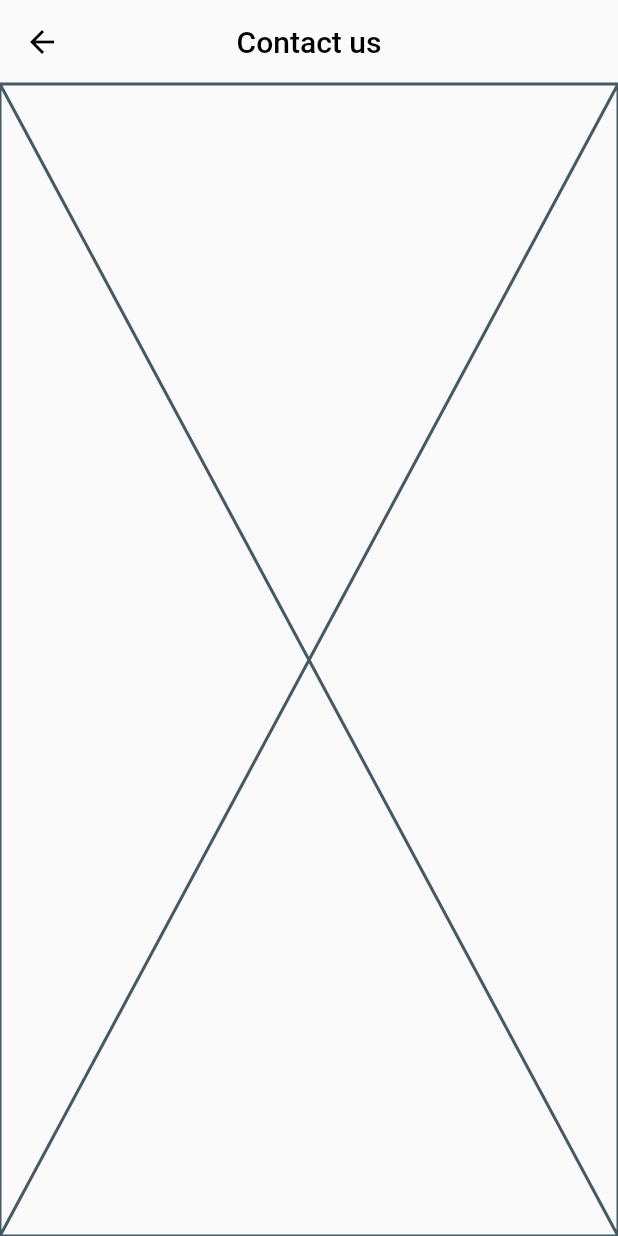
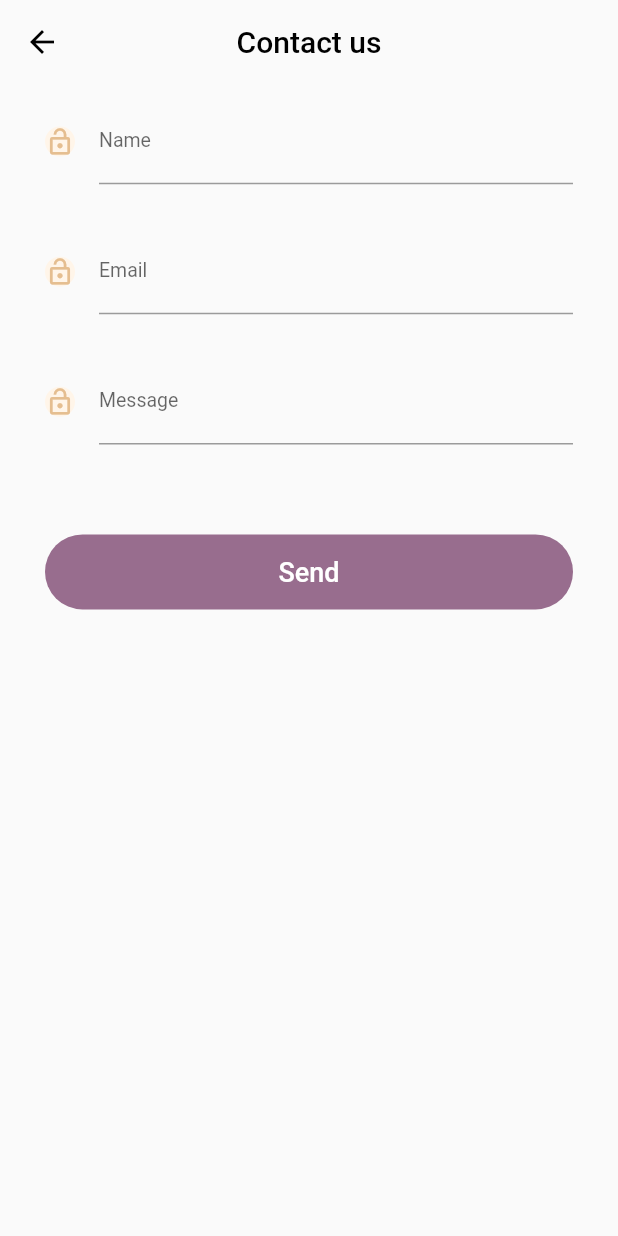
Before and after one commit to OleynikovVld/AdvertechTestTask, a Flutter app: the screen it shows after launch, on a phone screen of 412 x 824 dp. Run offline on Flutter 3.47's test engine with Material 2 defaults, Android fonts, the phone set to English and light mode, and no system bars.

Commit message:
Add layout to contact page

```diff
--- a/src/lib/ui/pages/contact_page.dart
+++ b/src/lib/ui/pages/contact_page.dart
@@ -1,4 +1,5 @@
 import 'package:flutter/material.dart';
+import 'package:src/ui/widgets/contact_text_field.dart';
 
 class ContactPage extends StatelessWidget {
   const ContactPage({super.key});
@@ -25,6 +26,35 @@ class ContactPageBody extends StatelessWidget {
 
   @override
   Widget build(BuildContext context) {
-    return const Placeholder();
+    return Column(
+      children: <Widget>[
+        const ContactTextField(labelText: 'Name'),
+        const ContactTextField(labelText: 'Email'),
+        const ContactTextField(labelText: 'Message'),
+        const SizedBox(height: 40),
+        _buildContactButton(),
+      ],
+    );
+  }
+
+  _buildContactButton() {
+    return Padding(
+      padding: const EdgeInsets.symmetric(horizontal: 30),
+      child: ElevatedButton(
+        onPressed: () {},
+        style: ElevatedButton.styleFrom(
+          backgroundColor: const Color(0xFF986D8E),
+          minimumSize: const Size.fromHeight(50),
+          elevation: 0,
+          shape: RoundedRectangleBorder(
+            borderRadius: BorderRadius.circular(25),
+          ),
+        ),
+        child: const Text(
+          'Send',
+          style: TextStyle(fontSize: 18),
+        ),
+      ),
+    );
   }
 }
--- /dev/null
+++ b/src/lib/ui/widgets/contact_text_field.dart
@@ -0,0 +1,42 @@
+import 'package:flutter/material.dart';
+
+class ContactTextField extends StatelessWidget {
+  final String labelText;
+  const ContactTextField({required this.labelText, super.key});
+
+  @override
+  Widget build(BuildContext context) {
+    return Padding(
+      padding: const EdgeInsets.fromLTRB(30, 10, 30, 20),
+      child: Row(
+        children: <Widget>[
+          Flexible(
+            child: TextField(
+              onChanged: (value) {},
+              decoration: InputDecoration(
+                icon: _buildLeadingLock(),
+                labelText: labelText,
+                labelStyle: const TextStyle(fontSize: 13),
+              ),
+            ),
+          ),
+        ],
+      ),
+    );
+  }
+
+  Widget _buildLeadingLock() {
+    return Container(
+      padding: const EdgeInsets.all(0),
+      decoration: const BoxDecoration(
+        shape: BoxShape.circle,
+        color: Color(0xFFFFF5E9),
+      ),
+      child: const Icon(
+        Icons.lock_open,
+        color: Color(0xFFE5BE90),
+        size: 20,
+      ),
+    );
+  }
+}
```
